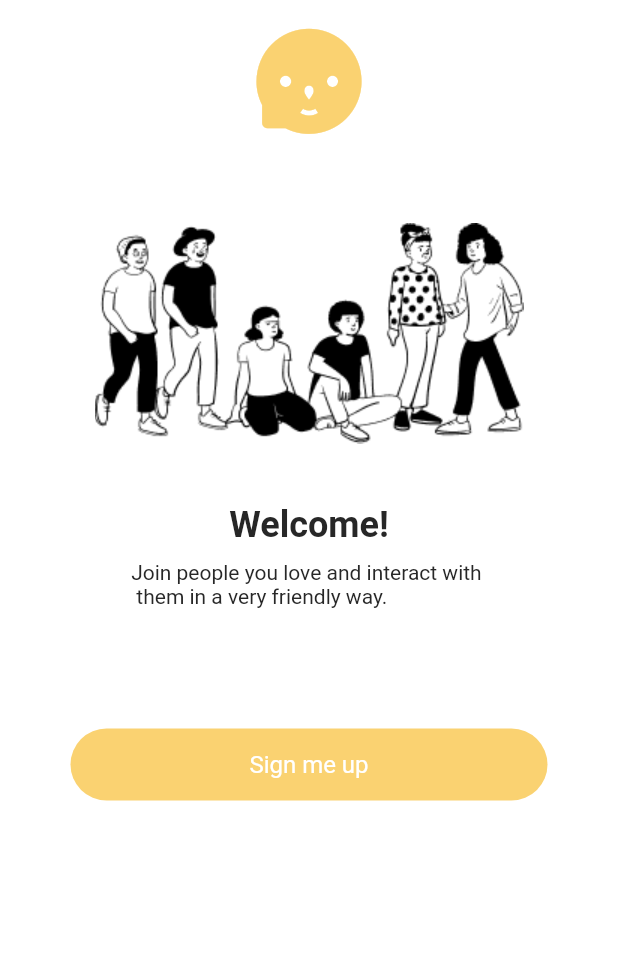
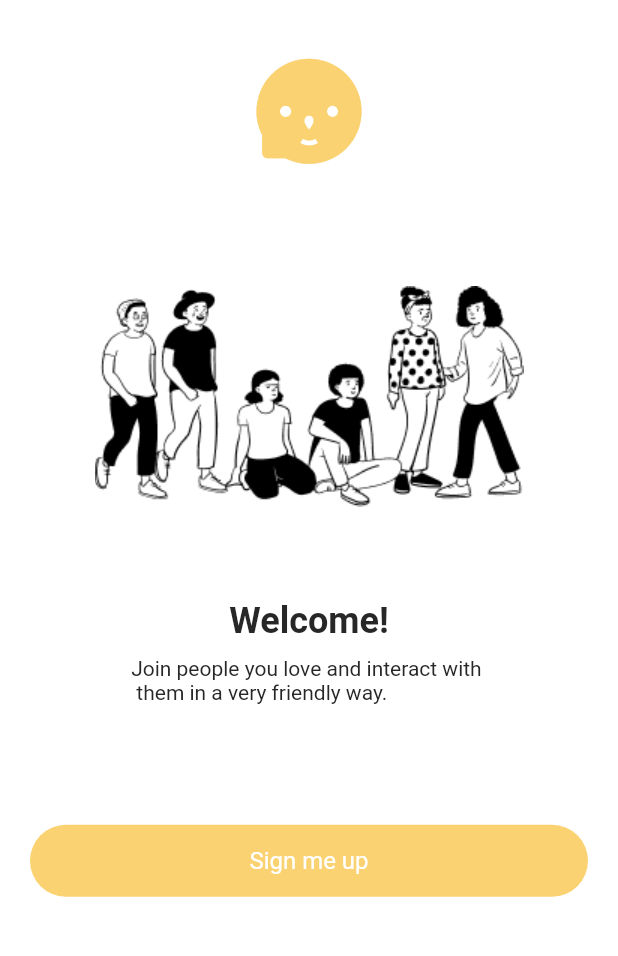
Before and after one commit to drasdoumbia/kooma, a Flutter app: the OnBoarding screen opened directly, on a phone screen of 412 x 824 dp, the part 56-1012 px from its top. Run offline on Flutter 3.47's test engine with Material 2 defaults, Android fonts, the light colour scheme and no system bars; our stand-ins replace cloud_firestore, firebase_auth, firebase_core, firebase_storage, image_picker, shared_preferences; missing offline and left inert: your_splash; accounts and stored records are empty.

Commit message:
update: made onBoard content take full width putted a padding around

```diff
--- a/lib/screens/onBoarding.dart
+++ b/lib/screens/onBoarding.dart
@@ -25,8 +25,11 @@ class OnBoarding extends StatelessWidget {
                 TextStyle(fontSize: 16.0, color: ConstantColors.grayDarkColor)),
       ),
       body: SingleChildScrollView(
+        child: Padding(
+          padding: const EdgeInsets.all(20.0),
           child: Column(
             mainAxisAlignment: MainAxisAlignment.center,
+            crossAxisAlignment: CrossAxisAlignment.stretch,
             children: [
               const Icon(CustomIcons.logo,
                   color: ConstantColors.secondaryColor, size: 70.0),
@@ -55,6 +58,7 @@ class OnBoarding extends StatelessWidget {
             ],
           ),
         ),
+      ),
     );
   }
 }
```
Lines whose indentation alone changed are shown as unchanged.
